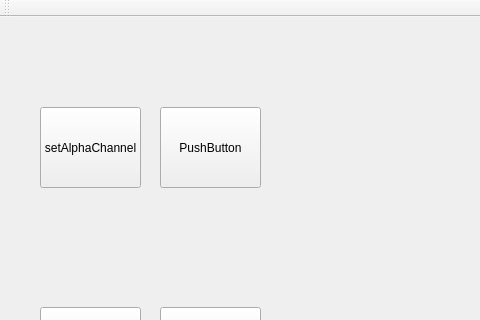
Above: qtEEGsignals/EEGsignals/EEGsignals.ui from MickeyGT/Tallinn-EEG-Project before the change; both pictures show x 0 to 480 and y 0 to 320 of the 820 by 527 pixel window. Below: the same form after it.
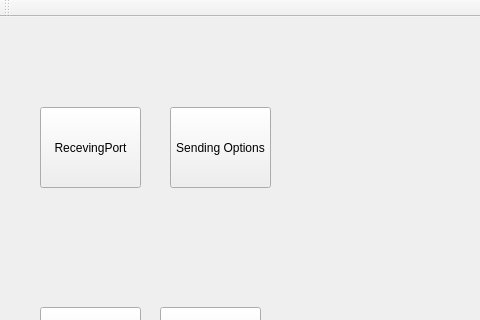
That is the form after the change. Custom widgets are drawn as their Qt base class.

```diff
--- a/qtEEGsignals/EEGsignals/EEGsignals.ui
+++ b/qtEEGsignals/EEGsignals/EEGsignals.ui
@@ -24,7 +24,7 @@
      </rect>
     </property>
     <property name="text">
-     <string>setAlphaChannel</string>
+     <string>RecevingPort</string>
     </property>
    </widget>
    <widget class="QPushButton" name="button2">
@@ -43,14 +43,14 @@
    <widget class="QPushButton" name="button3">
     <property name="geometry">
      <rect>
-      <x>160</x>
+      <x>170</x>
       <y>90</y>
       <width>101</width>
       <height>81</height>
      </rect>
     </property>
     <property name="text">
-     <string>PushButton</string>
+     <string>Sending Options</string>
     </property>
    </widget>
    <widget class="QPushButton" name="button4">
```
